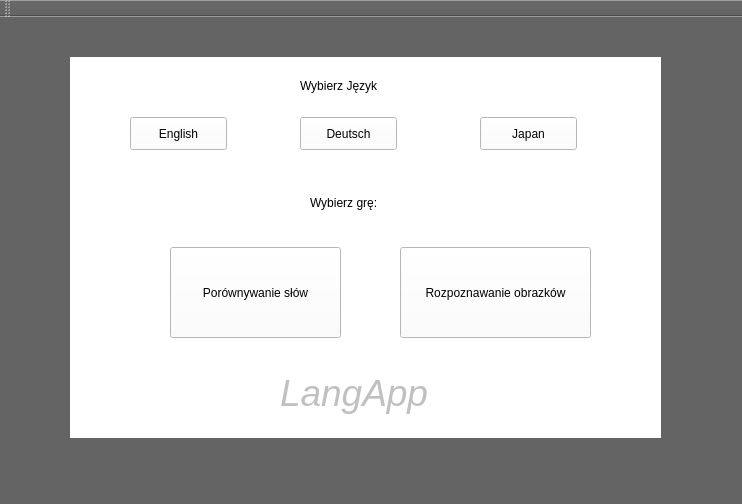
Old version of the form langapp/mainwindow.ui in the repository rafalbober/QtLanguageApp.
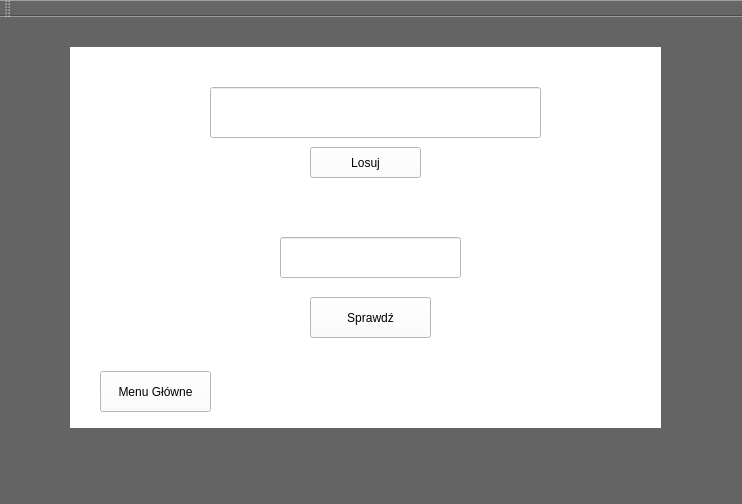
New version of the form. The open tabs and pages were chosen to show the change.

Commit message: added japanese words into db

```diff
--- a/langapp/mainwindow.ui
+++ b/langapp/mainwindow.ui
@@ -112,7 +112,7 @@
     <property name="geometry">
      <rect>
       <x>70</x>
-      <y>40</y>
+      <y>30</y>
       <width>591</width>
       <height>381</height>
      </rect>
@@ -179,20 +179,20 @@
      <widget class="QPushButton" name="JapanBt">
       <property name="geometry">
        <rect>
-        <x>410</x>
-        <y>60</y>
-        <width>97</width>
-        <height>33</height>
+        <x>400</x>
+        <y>40</y>
+        <width>141</width>
+        <height>71</height>
        </rect>
       </property>
       <property name="text">
-       <string>Japan</string>
+       <string>Japoński</string>
       </property>
      </widget>
      <widget class="QLabel" name="label_2">
       <property name="geometry">
        <rect>
-        <x>230</x>
+        <x>140</x>
         <y>20</y>
         <width>121</width>
         <height>17</height>
@@ -389,6 +389,67 @@
       </property>
      </widget>
     </widget>
+    <widget class="QWidget" name="page_6">
+     <widget class="QLineEdit" name="jpnWord">
+      <property name="geometry">
+       <rect>
+        <x>140</x>
+        <y>40</y>
+        <width>331</width>
+        <height>51</height>
+       </rect>
+      </property>
+     </widget>
+     <widget class="QPushButton" name="jpnRand">
+      <property name="geometry">
+       <rect>
+        <x>240</x>
+        <y>100</y>
+        <width>111</width>
+        <height>31</height>
+       </rect>
+      </property>
+      <property name="text">
+       <string>Losuj</string>
+      </property>
+     </widget>
+     <widget class="QLineEdit" name="jpnTranslate">
+      <property name="geometry">
+       <rect>
+        <x>210</x>
+        <y>190</y>
+        <width>181</width>
+        <height>41</height>
+       </rect>
+      </property>
+     </widget>
+     <widget class="QPushButton" name="jpnCheck">
+      <property name="geometry">
+       <rect>
+        <x>240</x>
+        <y>250</y>
+        <width>121</width>
+        <height>41</height>
+       </rect>
+      </property>
+      <property name="text">
+       <string>Sprawdź</string>
+      </property>
+     </widget>
+     <widget class="QPushButton" name="jpnMainMenu">
+      <property name="geometry">
+       <rect>
+        <x>30</x>
+        <y>324</y>
+        <width>111</width>
+        <height>41</height>
+       </rect>
+      </property>
+      <property name="text">
+       <string>Menu Główne</string>
+      </property>
+     </widget>
+    </widget>
    </widget>
   </widget>
   <widget class="QToolBar" name="mainToolBar">
```
Left out of the diff: 2 changed lines with no effect on the pictures. The commit also changes 6 other files.
